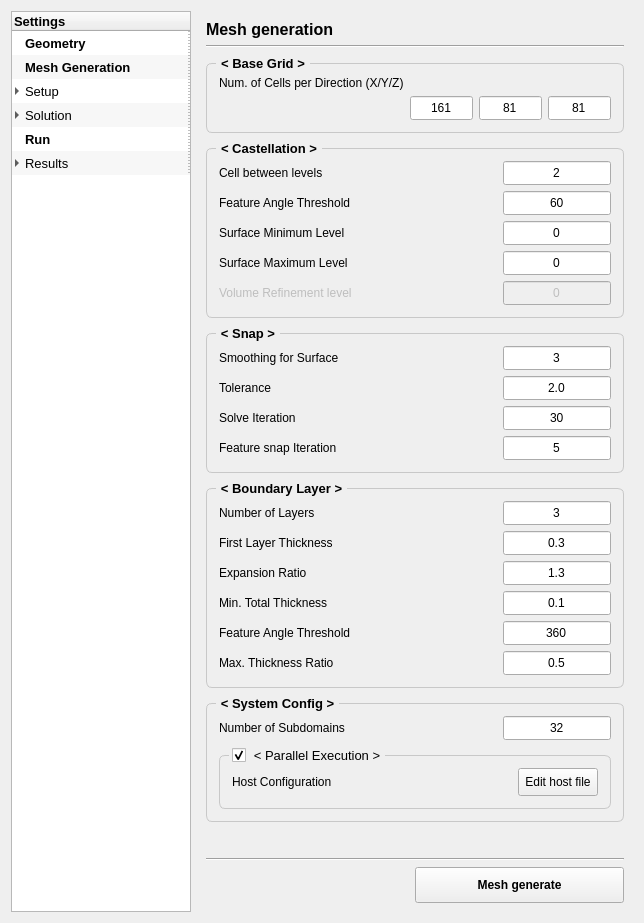
Qt form view/main/center_form.ui (thisisHenney/BipropThrust) before a commit.
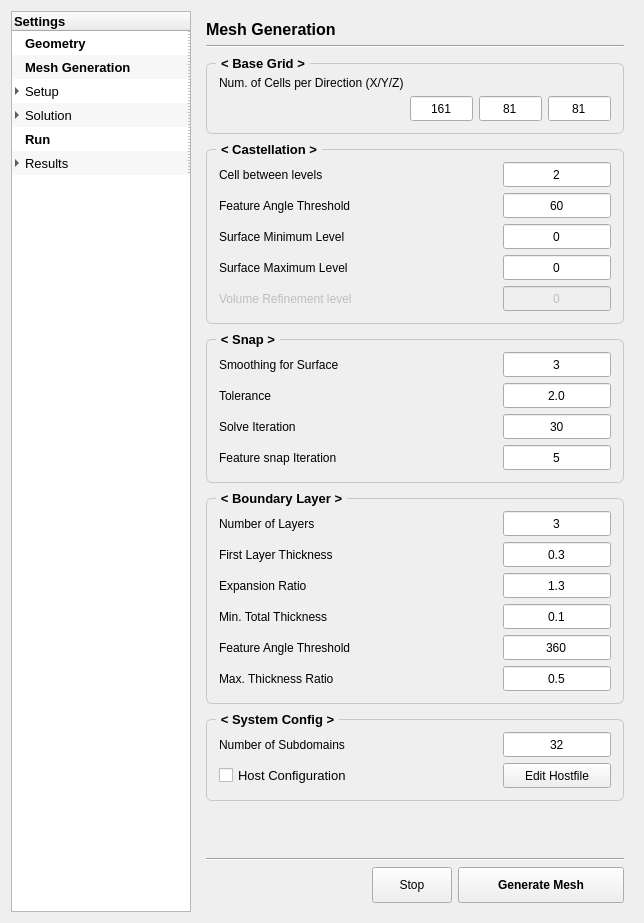
The same form after that commit. The open tabs and pages were chosen to show the change.

The edit to the form file:
```diff
--- a/view/main/center_form.ui
+++ b/view/main/center_form.ui
@@ -352,6 +352,11 @@
            <height>16777215</height>
           </size>
          </property>
+         <property name="font">
+          <font>
+           <pointsize>10</pointsize>
+          </font>
+         </property>
          <property name="currentIndex">
           <number>0</number>
          </property>
@@ -762,7 +767,7 @@
               </font>
              </property>
              <property name="text">
-              <string>Mesh generation</string>
+              <string>Mesh Generation</string>
              </property>
             </widget>
            </item>
@@ -789,8 +794,8 @@
                <rect>
                 <x>0</x>
                 <y>0</y>
-                <width>378</width>
-                <height>776</height>
+                <width>420</width>
+                <height>799</height>
                </rect>
               </property>
               <layout class="QVBoxLayout" name="verticalLayout_5">
@@ -867,7 +872,7 @@
                       <property name="minimumSize">
                        <size>
                         <width>0</width>
-                        <height>24</height>
+                        <height>25</height>
                        </size>
                       </property>
                       <property name="font">
@@ -895,7 +900,7 @@
                       <property name="minimumSize">
                        <size>
                         <width>0</width>
-                        <height>24</height>
+                        <height>25</height>
                        </size>
                       </property>
                       <property name="font">
@@ -923,7 +928,7 @@
                       <property name="minimumSize">
                        <size>
                         <width>0</width>
-                        <height>24</height>
+                        <height>25</height>
                        </size>
                       </property>
                       <property name="font">
@@ -1012,7 +1017,7 @@
                     <property name="minimumSize">
                      <size>
                       <width>0</width>
-                      <height>24</height>
+                      <height>25</height>
                      </size>
                     </property>
                     <property name="font">
@@ -1040,7 +1045,7 @@
                     <property name="minimumSize">
                      <size>
                       <width>0</width>
-                      <height>24</height>
+                      <height>25</height>
                      </size>
                     </property>
                     <property name="font">
@@ -1081,7 +1086,7 @@
                     <property name="minimumSize">
                      <size>
                       <width>0</width>
-                      <height>24</height>
+                      <height>25</height>
                      </size>
                     </property>
                     <property name="font">
@@ -1138,7 +1143,7 @@
                     <property name="minimumSize">
                      <size>
                       <width>0</width>
-                      <height>24</height>
+                      <height>25</height>
                      </size>
                     </property>
                     <property name="font">
@@ -1166,7 +1171,7 @@
                     <property name="minimumSize">
                      <size>
                       <width>0</width>
-                      <height>24</height>
+                      <height>25</height>
                      </size>
                     </property>
                     <property name="font">
@@ -1268,7 +1273,7 @@
                     <property name="minimumSize">
                      <size>
                       <width>0</width>
-                      <height>24</height>
+                      <height>25</height>
                      </size>
                     </property>
                     <property name="font">
@@ -1309,7 +1314,7 @@
                     <property name="minimumSize">
                      <size>
                       <width>0</width>
-                      <height>24</height>
+                      <height>25</height>
                      </size>
                     </property>
                     <property name="font">
@@ -1337,7 +1342,7 @@
                     <property name="minimumSize">
                      <size>
                       <width>0</width>
-                      <height>24</height>
+                      <height>25</height>
                      </size>
                     </property>
                     <property name="font">
@@ -1365,7 +1370,7 @@
                     <property name="minimumSize">
                      <size>
                       <width>0</width>
-                      <height>24</height>
+                      <height>25</height>
                      </size>
                     </property>
                     <property name="font">
@@ -1490,7 +1495,7 @@
                     <property name="minimumSize">
                      <size>
                       <width>0</width>
-                      <height>24</height>
+                      <height>25</height>
                      </size>
                     </property>
                     <property name="font">
@@ -1557,7 +1562,7 @@
                     <property name="minimumSize">
                      <size>
                       <width>0</width>
-                      <height>24</height>
+                      <height>25</height>
                      </size>
                     </property>
                     <property name="font">
@@ -1585,7 +1590,7 @@
                     <property name="minimumSize">
                      <size>
                       <width>0</width>
-                      <height>24</height>
+                      <height>25</height>
                      </size>
                     </property>
                     <property name="font">
@@ -1613,7 +1618,7 @@
                     <property name="minimumSize">
                      <size>
                       <width>0</width>
-                      <height>24</height>
+                      <height>25</height>
                      </size>
                     </property>
                     <property name="font">
@@ -1654,7 +1659,7 @@
                     <property name="minimumSize">
                      <size>
                       <width>0</width>
-                      <height>24</height>
+                      <height>25</height>
                      </size>
                     </property>
                     <property name="font">
@@ -1682,7 +1687,7 @@
                     <property name="minimumSize">
                      <size>
                       <width>0</width>
-                      <height>24</height>
+                      <height>25</height>
                      </size>
                     </property>
                     <property name="font">
@@ -1757,6 +1762,18 @@
                   <property name="bottomMargin">
                    <number>9</number>
                   </property>
+                  <item row="1" column="0">
+                   <widget class="QCheckBox" name="checkBox_host_1">
+                    <property name="font">
+                     <font>
+                      <pointsize>10</pointsize>
+                     </font>
+                    </property>
+                    <property name="text">
+                     <string>Host Configuration</string>
+                    </property>
+                   </widget>
+                  </item>
                   <item row="0" column="1">
                    <widget class="QLineEdit" name="edit_number_of_subdomains">
                     <property name="sizePolicy">
@@ -1768,7 +1785,7 @@
                     <property name="minimumSize">
                      <size>
                       <width>0</width>
-                      <height>24</height>
+                      <height>25</height>
                      </size>
                     </property>
                     <property name="font">
@@ -1798,74 +1815,29 @@
                     </property>
                    </widget>
                   </item>
-                  <item row="1" column="0" colspan="2">
-                   <widget class="QGroupBox" name="groupBox_18">
+                  <item row="1" column="1">
+                   <widget class="QPushButton" name="button_edit_hostfile_mesh">
+                    <property name="sizePolicy">
+                     <sizepolicy hsizetype="Expanding" vsizetype="Fixed">
+                      <horstretch>0</horstretch>
+                      <verstretch>0</verstretch>
+                     </sizepolicy>
+                    </property>
+                    <property name="minimumSize">
+                     <size>
+                      <width>0</width>
+                      <height>25</height>
+                     </size>
+                    </property>
                     <property name="font">
                      <font>
-                      <pointsize>10</pointsize>
+                      <pointsize>9</pointsize>
+                      <bold>false</bold>
                      </font>
                     </property>
-                    <property name="styleSheet">
-                     <string notr="true">QGroupBox {
-    border: 1px solid;
-    border-radius: 6;
-    margin-top: 9;
-    border-color : #c8c8c8;
-	padding: 3;   
-}
-QGroupBox::title {
-    subcontrol-origin: margin;
-    subcontrol-position: top left;
-    left: 10;
-    padding: 2 3;
-}</string>
+                    <property name="text">
+                     <string>Edit Hostfile</string>
                     </property>
-                    <property name="title">
-                     <string>&lt; Parallel Execution &gt;</string>
-                    </property>
-                    <property name="checkable">
-                     <bool>true</bool>
-                    </property>
-                    <layout class="QGridLayout" name="gridLayout_21" columnstretch="1,0">
-                     <item row="0" column="0">
-                      <widget class="QLabel" name="label_84">
-                       <property name="font">
-                        <font>
-                         <pointsize>9</pointsize>
-                         <bold>false</bold>
-                        </font>
-                       </property>
-                       <property name="text">
-                        <string>Host Configuration</string>
-                       </property>
-                      </widget>
-                     </item>
-                     <item row="0" column="1">
-                      <widget class="QPushButton" name="button_edit_hostfile_mesh">
-                       <property name="sizePolicy">
-                        <sizepolicy hsizetype="Expanding" vsizetype="Fixed">
-                         <horstretch>0</horstretch>
-                         <verstretch>0</verstretch>
-                        </sizepolicy>
-                       </property>
-                       <property name="minimumSize">
-                        <size>
-                         <width>0</width>
-                         <height>28</height>
-                        </size>
-                       </property>
-                       <property name="font">
-                        <font>
-                         <pointsize>9</pointsize>
-                         <bold>false</bold>
-                        </font>
-                       </property>
-                       <property name="text">
-                        <string>Edit host file</string>
-                       </property>
-                      </widget>
-                     </item>
-                    </layout>
                    </widget>
                   </item>
                  </layout>
@@ -1916,6 +1888,31 @@
                </property>
               </spacer>
              </item>
+             <item>
+              <widget class="QPushButton" name="button_mesh_stop">
+               <property name="sizePolicy">
+                <sizepolicy hsizetype="Fixed" vsizetype="Fixed">
+                 <horstretch>0</horstretch>
+                 <verstretch>0</verstretch>
+                </sizepolicy>
+               </property>
+               <property name="minimumSize">
+                <size>
+                 <width>0</width>
+                 <height>36</height>
+                </size>
+               </property>
+               <property name="font">
+                <font>
+                 <pointsize>9</pointsize>
+                 <bold>false</bold>
+                </font>
+               </property>
+               <property name="text">
+                <string>Stop</string>
+               </property>
+              </widget>
+             </item>
              <item>
               <widget class="QPushButton" name="button_mesh_generate">
                <property name="sizePolicy">
@@ -1937,7 +1934,7 @@
                 </font>
                </property>
                <property name="text">
-                <string>Mesh generate</string>
+                <string>Generate Mesh</string>
                </property>
               </widget>
              </item>
```
Left out of the diff: 625 changed lines with no effect on the pictures.
